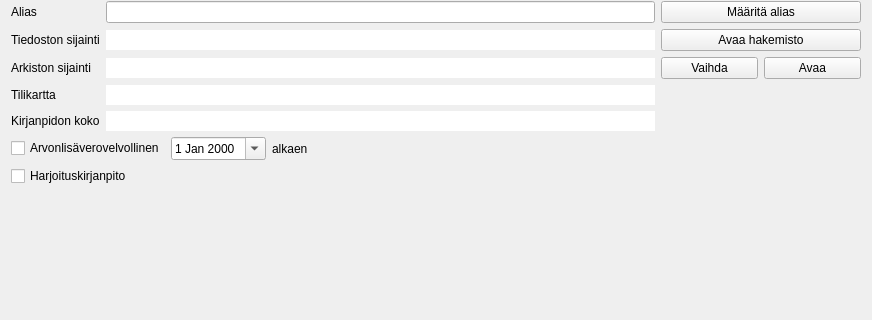
Above: kitsas/maaritys/perusvalinnat.ui from artoh/kitupiikki before the change; both pictures show x 0 to 872 and y 170 to 490 of the 872 by 1029 pixel window. Below: the same form after it.
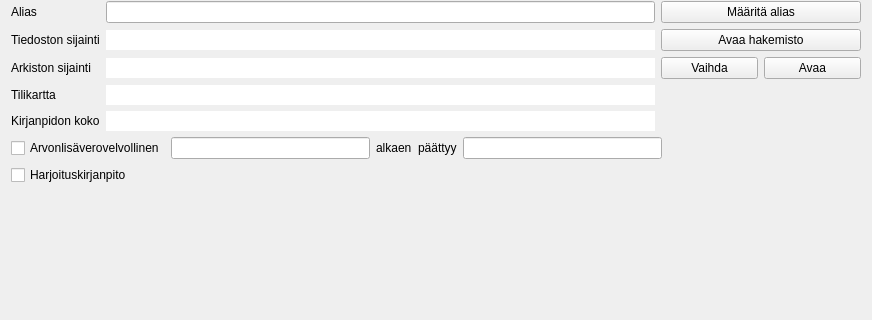
That is the form after the change. Icons and pictures are not drawn. Custom widgets are drawn as their Qt base class.

```diff
--- a/kitsas/maaritys/perusvalinnat.ui
+++ b/kitsas/maaritys/perusvalinnat.ui
@@ -302,10 +302,7 @@
       </widget>
      </item>
      <item>
-      <widget class="QDateEdit" name="alvAlkaaEdit">
-       <property name="calendarPopup">
-        <bool>true</bool>
-       </property>
+      <widget class="KpDateEdit" name="alvAlkaaEdit">
        <property name="Asetus" stdset="0">
         <string notr="true">AlvAlkaa</string>
        </property>
@@ -318,6 +315,20 @@
        </property>
       </widget>
      </item>
+     <item>
+      <widget class="QLabel" name="label_5">
+       <property name="text">
+        <string>päättyy</string>
+       </property>
+      </widget>
+     </item>
+     <item>
+      <widget class="KpDateEdit" name="alvPaattyyEdit">
+       <property name="Asetus" stdset="0">
+        <string notr="true">AlvLoppuu</string>
+       </property>
+      </widget>
+     </item>
      <item>
       <spacer name="horizontalSpacer">
        <property name="orientation">
@@ -365,6 +376,13 @@
    </item>
   </layout>
  </widget>
+ <customwidgets>
+  <customwidget>
+   <class>KpDateEdit</class>
+   <extends>QLineEdit</extends>
+   <header location="global">tools/kpdateedit.h</header>
+  </customwidget>
+ </customwidgets>
  <tabstops>
   <tabstop>organisaatioEdit</tabstop>
   <tabstop>ytunnusEdit</tabstop>
```
Left out of the diff: 35 changed lines with no effect on the pictures.
